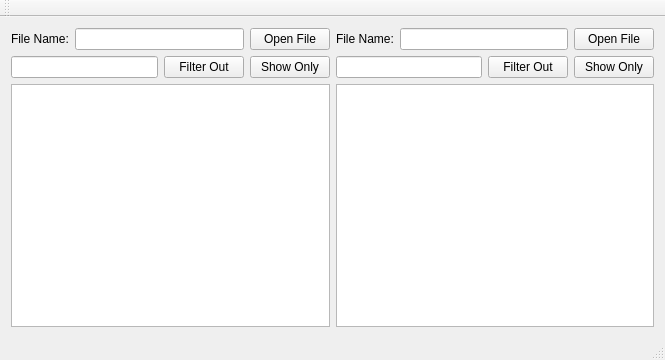
Before: the Qt Designer form mainwindow.ui in dcg0006/canbus_analyzer, drawn with Qt 5.
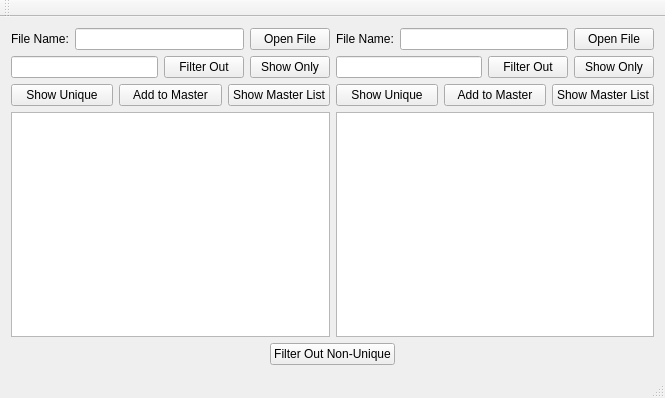
After: the same form once the commit is applied.

```diff
--- a/mainwindow.ui
+++ b/mainwindow.ui
@@ -7,14 +7,16 @@
     <x>0</x>
     <y>0</y>
     <width>665</width>
-    <height>360</height>
+    <height>398</height>
    </rect>
   </property>
   <property name="windowTitle">
    <string>MainWindow</string>
   </property>
   <widget class="QWidget" name="centralWidget">
-   <layout class="QHBoxLayout" name="horizontalLayout_5">
+   <layout class="QVBoxLayout" name="verticalLayout_3">
+    <item>
+     <layout class="QHBoxLayout" name="horizontalLayout_8">
     <item>
      <layout class="QVBoxLayout" name="verticalLayout">
       <item>
@@ -59,6 +61,31 @@
         </item>
        </layout>
       </item>
+        <item>
+         <layout class="QHBoxLayout" name="horizontalLayout_5">
+          <item>
+           <widget class="QPushButton" name="showUnique1">
+            <property name="text">
+             <string>Show Unique</string>
+            </property>
+           </widget>
+          </item>
+          <item>
+           <widget class="QPushButton" name="addMaster1">
+            <property name="text">
+             <string>Add to Master</string>
+            </property>
+           </widget>
+          </item>
+          <item>
+           <widget class="QPushButton" name="showMaster1">
+            <property name="text">
+             <string>Show Master List</string>
+            </property>
+           </widget>
+          </item>
+         </layout>
+        </item>
       <item>
        <widget class="QTableView" name="tableView1"/>
       </item>
@@ -108,8 +135,72 @@
         </item>
        </layout>
       </item>
+        <item>
+         <layout class="QHBoxLayout" name="horizontalLayout_6">
+          <item>
+           <widget class="QPushButton" name="showUnique2">
+            <property name="text">
+             <string>Show Unique</string>
+            </property>
+           </widget>
+          </item>
+          <item>
+           <widget class="QPushButton" name="addMaster2">
+            <property name="text">
+             <string>Add to Master</string>
+            </property>
+           </widget>
+          </item>
+          <item>
+           <widget class="QPushButton" name="showMaster2">
+            <property name="text">
+             <string>Show Master List</string>
+            </property>
+           </widget>
+          </item>
+         </layout>
+        </item>
       <item>
        <widget class="QTableView" name="tableView2"/>
+        </item>
+       </layout>
+      </item>
+     </layout>
+    </item>
+    <item>
+     <layout class="QHBoxLayout" name="horizontalLayout_7">
+      <item>
+       <spacer name="horizontalSpacer">
+        <property name="orientation">
+         <enum>Qt::Horizontal</enum>
+        </property>
+        <property name="sizeHint" stdset="0">
+         <size>
+          <width>40</width>
+          <height>20</height>
+         </size>
+        </property>
+       </spacer>
+      </item>
+      <item>
+       <widget class="QPushButton" name="filterNonUnique">
+        <property name="text">
+         <string>Filter Out Non-Unique</string>
+        </property>
+       </widget>
+      </item>
+      <item>
+       <spacer name="horizontalSpacer_2">
+        <property name="orientation">
+         <enum>Qt::Horizontal</enum>
+        </property>
+        <property name="sizeHint" stdset="0">
+         <size>
+          <width>40</width>
+          <height>20</height>
+         </size>
+        </property>
+       </spacer>
       </item>
      </layout>
     </item>
```
Lines whose indentation alone changed are shown as unchanged.
